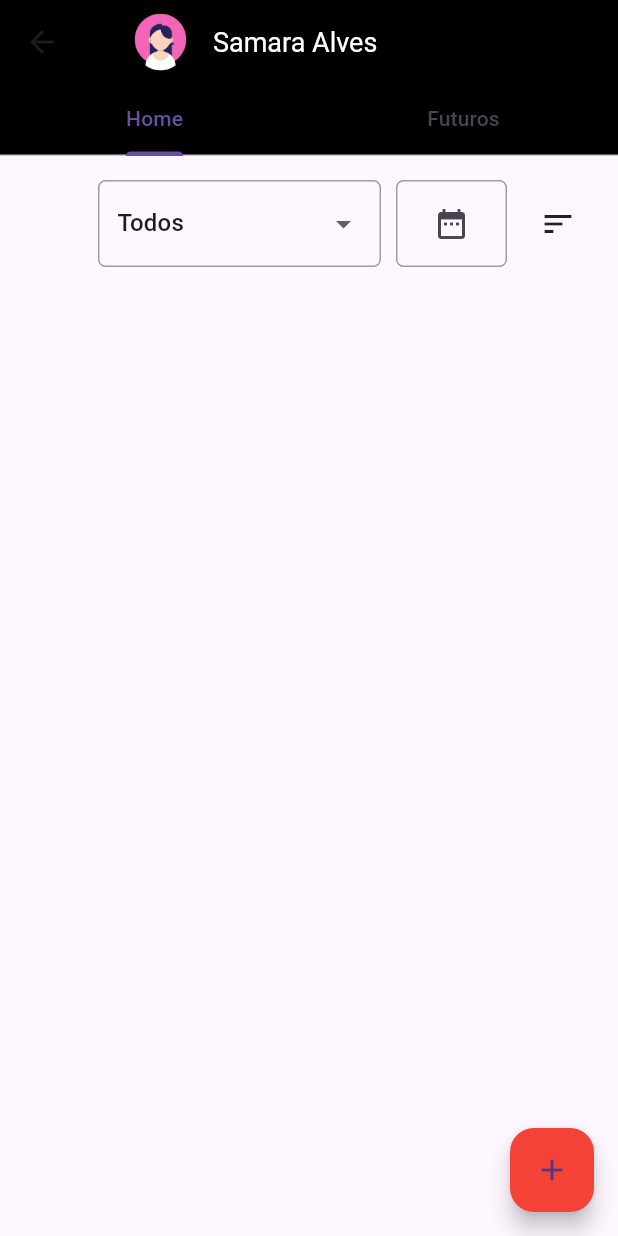
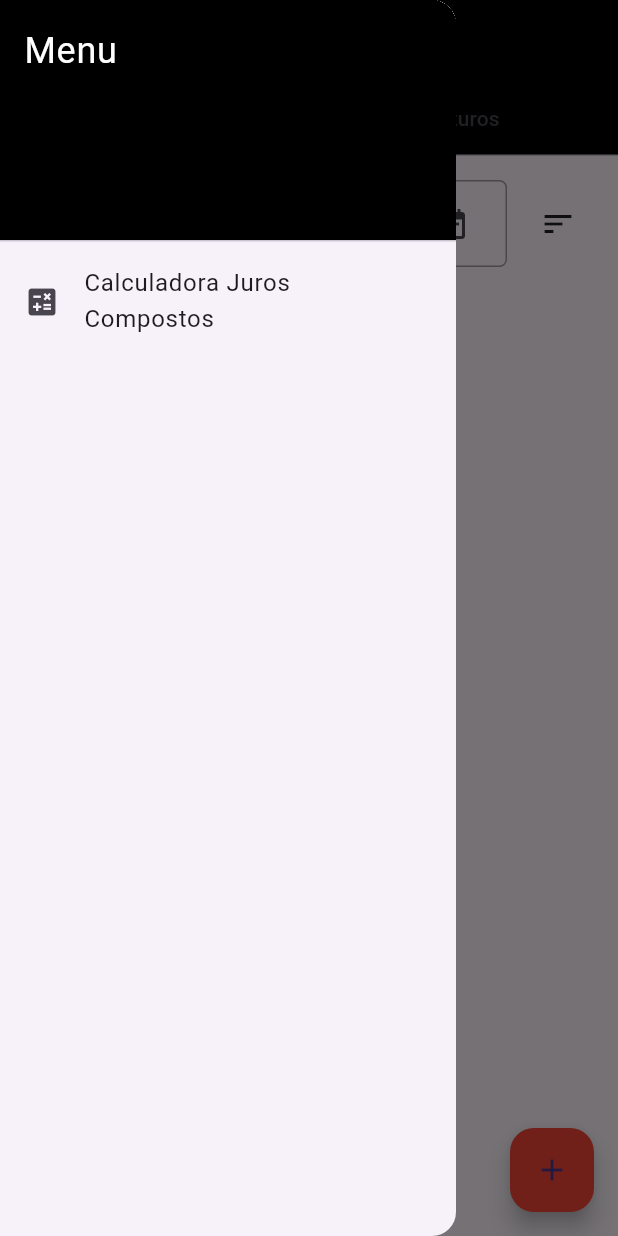
Before and after one commit to samaraasbatista/Financial_App, a Flutter app: the HomePage screen opened by its route, with the side drawer open (before the commit the screen has no drawer), on a phone screen of 412 x 824 dp. Run offline on Flutter 3.47's test engine with Material 3 defaults, Android fonts, the light colour scheme and no system bars; our stand-ins replace shared_preferences; accounts and stored records are empty.

Commit message:
adição de menu lateral para opções e opção de calculadora de juros compostos

```diff
--- a/lib/scr/views/pages/home_page.dart
+++ b/lib/scr/views/pages/home_page.dart
@@ -4,6 +4,8 @@ import 'package:flutter/services.dart';
 import 'package:intl/intl.dart';
 import 'package:shared_preferences/shared_preferences.dart';
 import 'package:flutter_application_1/scr/views/pages/cadastrar_despesa.dart';
+import 'package:flutter_application_1/scr/views/pages/calculadora_juros_compostos.dart';
+
 
 class HomePage extends StatefulWidget {
   @override
@@ -16,7 +18,7 @@ class HomePageState extends State<HomePage> {
   DateTime? _selectedDate; // Variável para armazenar a data selecionada
   DateTimeRange? _selectedDateRange; // Variável para armazenar o intervalo de datas selecionado
 
-  @override
+ @override
   Widget build(BuildContext context) {
     return DefaultTabController(
       length: 2,
@@ -32,11 +34,39 @@ class HomePageState extends State<HomePage> {
             ],
           ),
           backgroundColor: Colors.black,
-          actions: [],
           bottom: TabBar(
             tabs: [
               Tab(text: 'Home'),
               Tab(text: 'Futuros'),
+            ],
+          ),
+        ),
+        drawer: Drawer(
+          child: ListView(
+            padding: EdgeInsets.zero,
+            children: <Widget>[
+              DrawerHeader(
+                decoration: BoxDecoration(
+                  color: Colors.black,
+                ),
+                child: Text(
+                  'Menu',
+                  style: TextStyle(
+                    color: Colors.white,
+                    fontSize: 24,
+                  ),
+                ),
+              ),
+              ListTile(
+                leading: Icon(Icons.calculate),
+                title: Text('Calculadora Juros Compostos'),
+                onTap: () {
+                  Navigator.push(
+                    context,
+                    MaterialPageRoute(builder: (context) => CalculadoraJurosCompostosPage()),
+                  );
+                },
+              ),
             ],
           ),
         ),
```
Also changed, not shown: lib/scr/views/pages/calculadora_juros_compostos.dart (added, +102 -0 lines).
